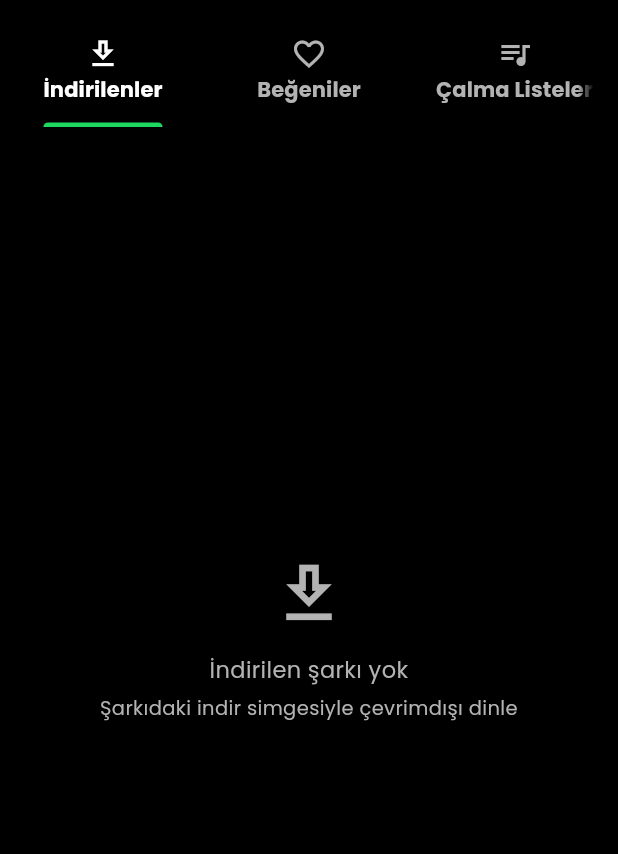
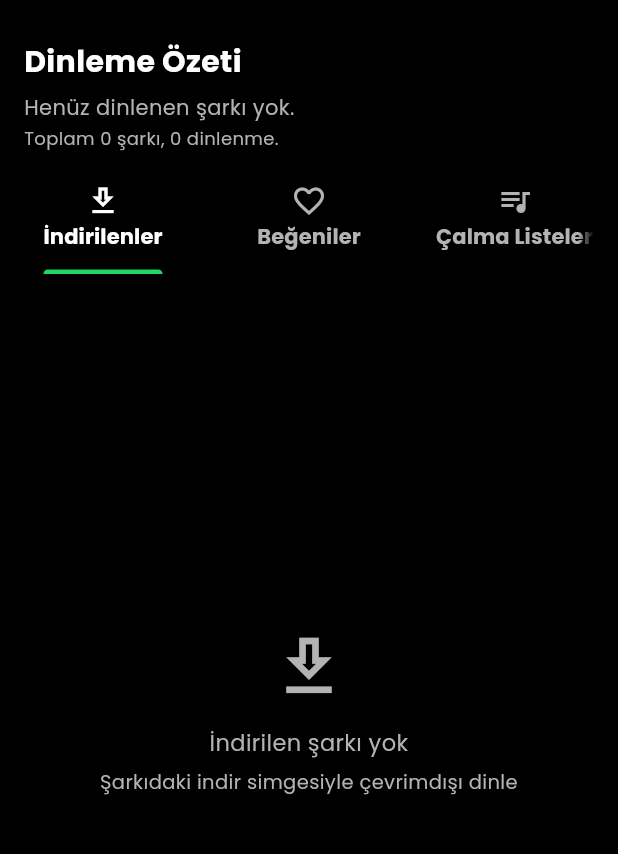
Before and after one commit to Arise1881/cloudtune, a Flutter app: the LibraryScreen screen opened directly, on a phone screen of 412 x 824 dp, the part 86-940 px from its top. Run offline on Flutter 3.47's test engine with Material 3 defaults, Android fonts, the phone set to English and light mode, and no system bars; our stand-ins replace cached_network_image, connectivity_plus, device_info_plus, image_picker, just_audio, just_audio_background and 5 more; missing offline and left inert: audio_session, just_audio_media_kit, mqtt_client, workmanager, youtube_explode_dart; accounts and stored records are empty; network calls fail; statements that could not run were skipped.

Commit message:
feat: dinleme ozeti eklendi - v2.2.78+105

```diff
--- a/lib/screens/library_screen.dart
+++ b/lib/screens/library_screen.dart
@@ -181,6 +181,8 @@ class _LibraryScreenState extends State<LibraryScreen>
               ],
             ),
           ),
+          _ListeningSummary(library: context.watch<LibraryStore>()),
+
           TabBar(
             controller: _tabs,
             indicatorColor: AppColors.accentBright,
@@ -214,6 +216,57 @@ class _LibraryScreenState extends State<LibraryScreen>
 // ---------------------------------------------------------------------------
 // Ortak parçalar
 // ---------------------------------------------------------------------------
+
+class _ListeningSummary extends StatelessWidget {
+  const _ListeningSummary({required this.library});
+
+  final LibraryStore library;
+
+  @override
+  Widget build(BuildContext context) {
+    MapEntry<String, int>? topEntry;
+    for (final e in library.artistPlays.entries) {
+      if (e.value > 0 && (topEntry == null || e.value >= topEntry.value)) {
+        topEntry = e;
+      }
+    }
+
+    return Padding(
+      padding: const EdgeInsets.fromLTRB(16, 16, 16, 8),
+      child: Column(
+        crossAxisAlignment: CrossAxisAlignment.start,
+        children: [
+          Text(
+            'Dinleme Özeti',
+            style: const TextStyle(
+              color: AppColors.textPrimary,
+              fontSize: 20,
+              fontWeight: FontWeight.w700,
+            ),
+          ),
+          const SizedBox(height: 6),
+          Text(
+            topEntry == null
+                ? 'Henüz dinlenen şarkı yok.'
+                : 'En çok dinlediğin: ${topEntry.key} (${topEntry.value} kez)',
+            style: const TextStyle(
+              color: AppColors.textSecondary,
+              fontSize: 14,
+            ),
+          ),
+          const SizedBox(height: 2),
+          Text(
+            'Toplam ${library.recents.length} şarkı, ${library.totalPlays} dinlenme.',
+            style: const TextStyle(
+              color: AppColors.textSecondary,
+              fontSize: 12,
+            ),
+          ),
+        ],
+      ),
+    );
+  }
+}
 
 class _EmptyState extends StatelessWidget {
   const _EmptyState({required this.icon, required this.text, this.hint});
--- a/lib/services/library_store.dart
+++ b/lib/services/library_store.dart
@@ -183,6 +183,12 @@ class LibraryStore extends ChangeNotifier {
     return best;
   }
 
+  /// Toplam dinlenme sayısı.
+  int get totalPlays => _artistPlays.values.fold<int>(0, (a, b) => a + b);
+
+  /// Sanatçı → dinlenme sayısı haritası.
+  Map<String, int> get artistPlays => Map.unmodifiable(_artistPlays);
+
   Future<int> downloadsSizeBytes() async {
     var total = 0;
     for (final song in _downloads.values) {
--- a/pubspec.yaml
+++ b/pubspec.yaml
@@ -16,7 +16,7 @@ publish_to: 'none' # Remove this line if you wish to publish to pub.dev
 # https://developer.apple.com/library/archive/documentation/General/Reference/InfoPlistKeyReference/Articles/CoreFoundationKeys.html
 # In Windows, build-name is used as the major, minor, and patch parts
 # of the product and file versions while build-number is used as the build suffix.
-version: 2.2.77+104
+version: 2.2.78+105
 
 environment:
   sdk: ^3.13.1
```
